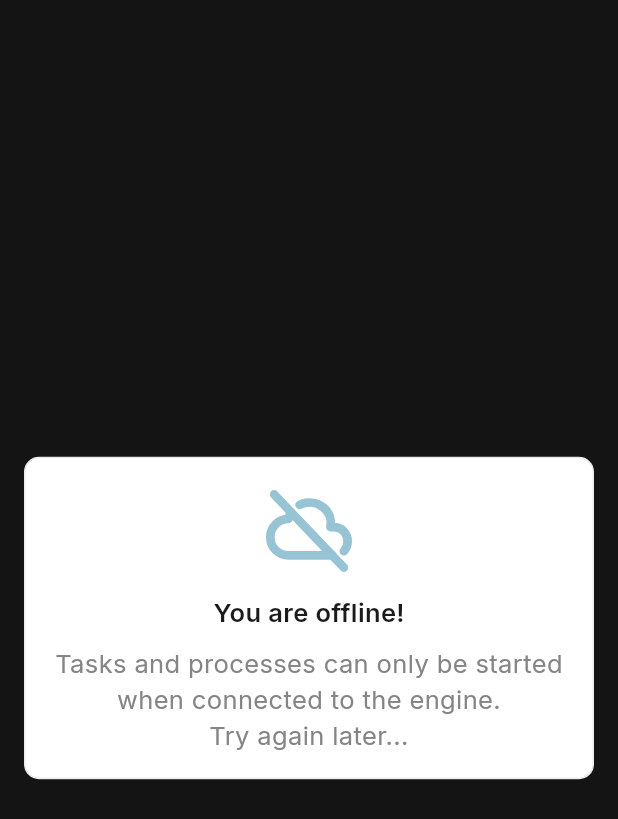
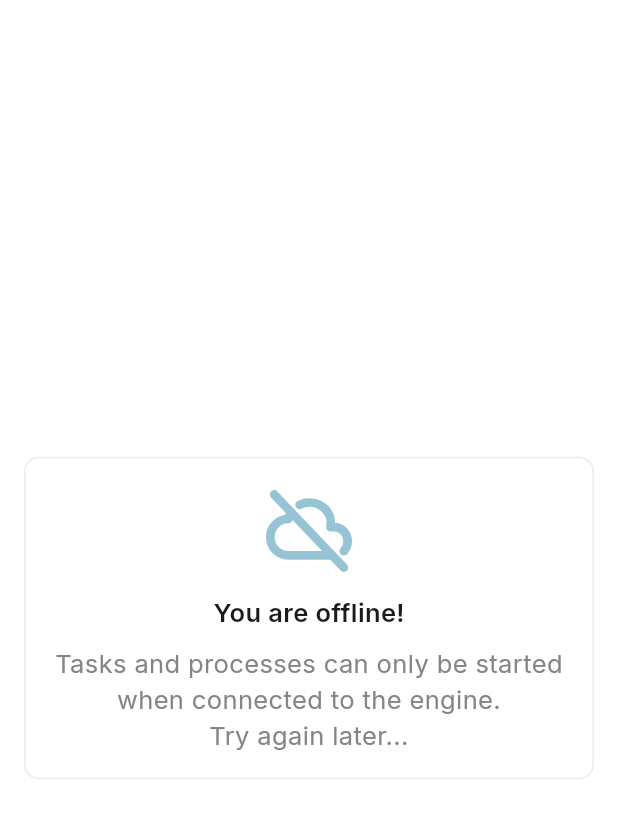
Before and after one commit to axonivy-market/mobileapp, a Flutter app: the OfflineIndicatorPopupWidget widget shown alone on an empty page, opened directly, on a phone screen of 412 x 824 dp. Shown: the top 819 px of the screen. Run offline on Flutter 3.47's test engine with Material 3 defaults, Android fonts, the phone set to English and light mode, and no system bars; our stand-ins replace bot_toast, cached_network_image, connectivity_plus, dartz, dio, easy_localization and 16 more; missing offline and left inert: flutter_inappwebview, qr_code_scanner; accounts and stored records are empty; generated files the repository leaves out were written again; statements that could not run were skipped; project files that could hold a hidden picture were left out.

Commit message:
MIVY-1078-Darkmode

```diff
--- a/lib/presentation/process/view/widgets/process_offline_indicator_widget.dart
+++ b/lib/presentation/process/view/widgets/process_offline_indicator_widget.dart
@@ -30,7 +30,7 @@ class OfflineIndicatorPopupWidget extends StatelessWidget {
 
   Widget _buildOfflineDialog(BuildContext context) {
     return Container(
-      color: Colors.black26,
+      color: Theme.of(context).colorScheme.background,
       child: Center(
         child: Container(
           margin: const EdgeInsets.symmetric(horizontal: 16),
```
